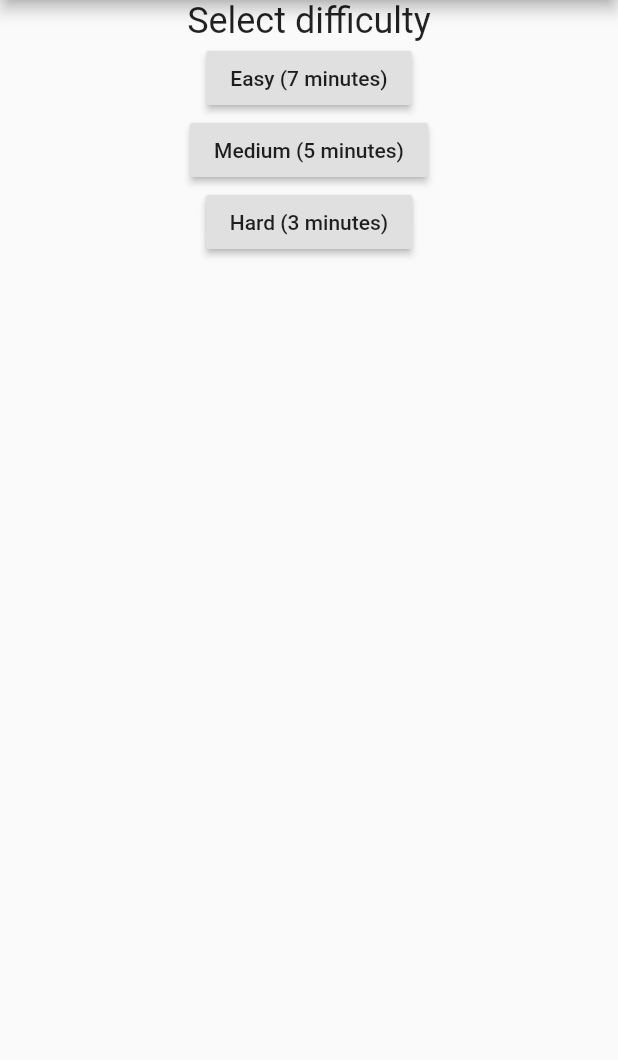
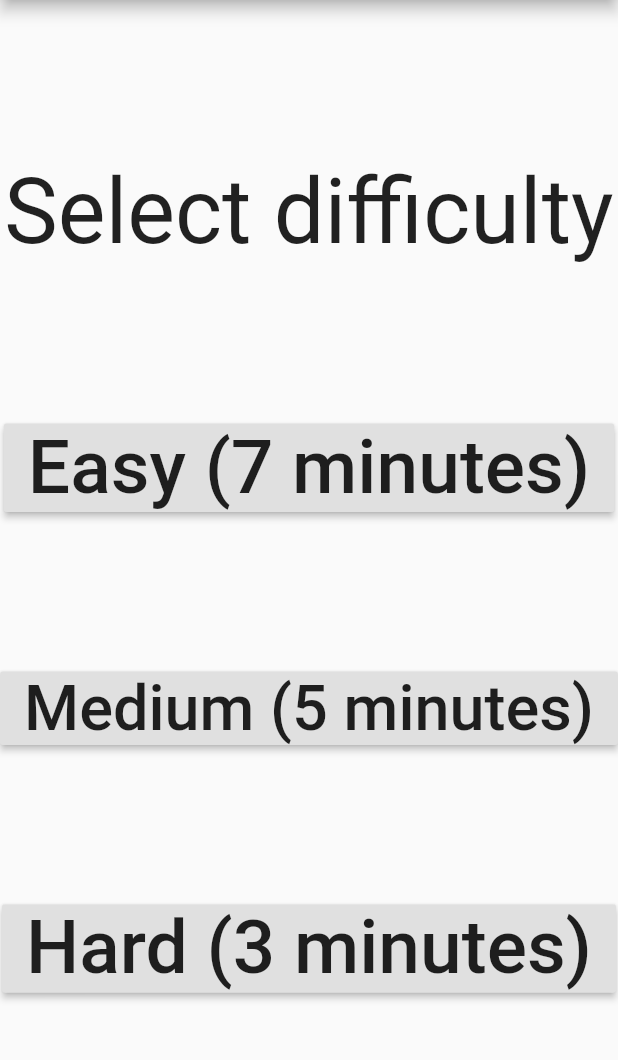
Before and after one commit to palfrey/spaceteam-timer, a Flutter app: the screen it shows after launch, on a phone screen of 412 x 824 dp, the part 84-1144 px from its top. Run offline on Flutter 3.47's test engine with Material 2 defaults, Android fonts, the phone set to English and light mode, and no system bars; drawn by our look-alikes of auto_size_text; missing offline and left inert: flutter_sound.

Commit message:
Resize display on select difficulty screen

```diff
--- a/lib/choose.dart
+++ b/lib/choose.dart
@@ -1,6 +1,7 @@
 import 'package:flutter/material.dart';
 import 'difficulty.dart';
 import 'timer.dart';
+import 'package:auto_size_text/auto_size_text.dart';
 
 class TimerSelect extends StatelessWidget {
   void selectDifficulty(BuildContext context, Difficulty level) {
@@ -18,28 +19,36 @@ class TimerSelect extends StatelessWidget {
       appBar: AppBar(
         title: Text('Spaceteam Timer'),
       ),
-      body: Center(
-          child: Column(children: <Widget>[
-        Text(
+      body: Row(children: <Widget>[
+        Expanded(
+            child: Column(
+                mainAxisAlignment: MainAxisAlignment.spaceEvenly,
+                children: <Widget>[
+              AutoSizeText(
                 'Select difficulty',
-          style: TextStyle(fontSize: 24.0),
+                maxLines: 1,
+                style: TextStyle(fontSize: 120.0),
               ),
               RaisedButton(
-            child: Text('Easy (7 minutes)'),
+                  child: AutoSizeText('Easy (7 minutes)',
+                      maxLines: 1, style: TextStyle(fontSize: 120.0)),
                   onPressed: () {
                     selectDifficulty(context, Difficulty.Easy);
                   }),
               RaisedButton(
-            child: Text('Medium (5 minutes)'),
+                  child: AutoSizeText('Medium (5 minutes)',
+                      maxLines: 1, style: TextStyle(fontSize: 120.0)),
                   onPressed: () {
                     selectDifficulty(context, Difficulty.Medium);
                   }),
               RaisedButton(
-            child: Text('Hard (3 minutes)'),
+                  child: AutoSizeText('Hard (3 minutes)',
+                      maxLines: 1, style: TextStyle(fontSize: 120.0)),
                   onPressed: () {
                     selectDifficulty(context, Difficulty.Hard);
                   })
-      ])),
+            ]))
+      ]),
     );
   }
 }
```
Lines whose indentation alone changed are shown as unchanged.
